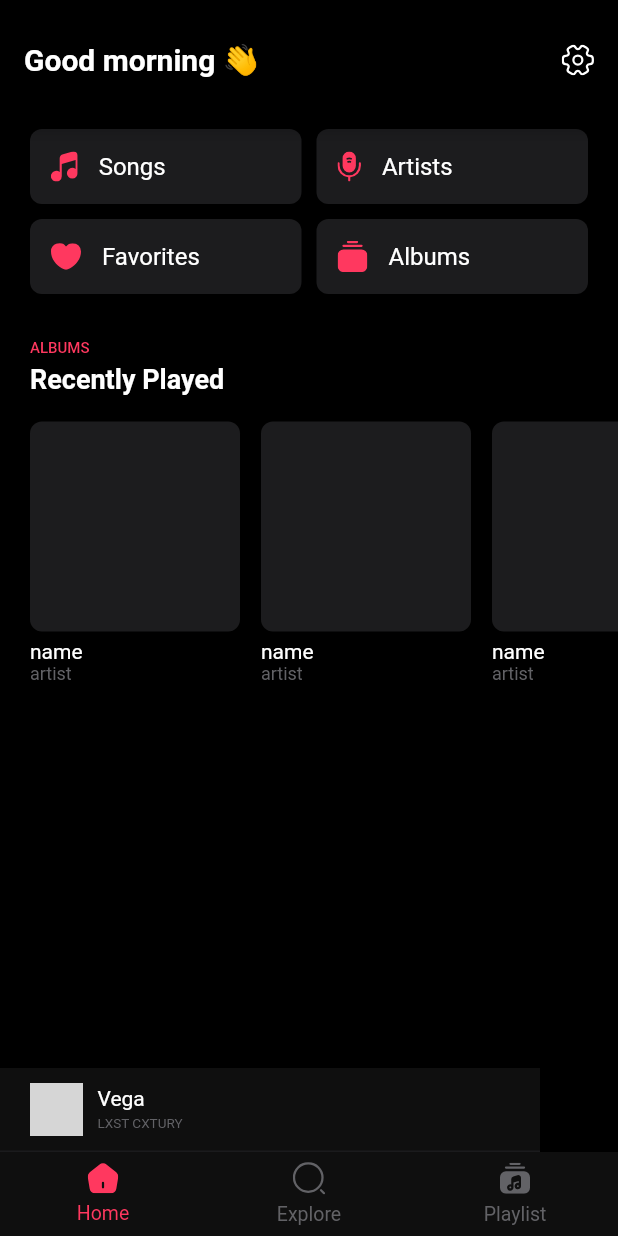
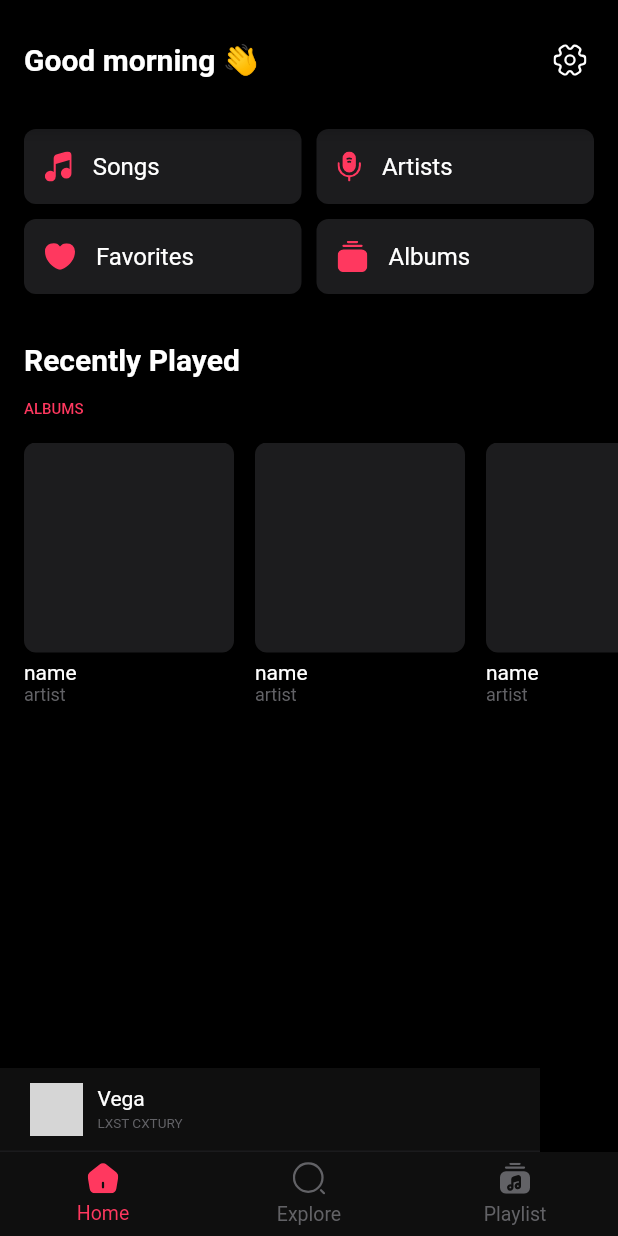
Before and after one commit to gochelias/sonor, a Flutter app: the screen it shows after launch, on a phone screen of 412 x 824 dp. Run offline on Flutter 3.47's test engine with Material 2 defaults, Android fonts, the phone set to English and light mode, and no system bars; our stand-ins replace flutter_svg, go_router; network calls fail; grey boxes are pictures that could not be loaded.

Commit message:
fix: corrected appbar buttons and layout margin

```diff
--- a/lib/screens/library_screen.dart
+++ b/lib/screens/library_screen.dart
@@ -1,5 +1,5 @@
+import 'package:flutter/cupertino.dart';
 import 'package:flutter/material.dart';
-import 'package:flutter_svg/flutter_svg.dart';
 
 import 'package:sonor/greetings.dart';
 import 'package:sonor/widgets/widgets.dart';
@@ -20,15 +20,14 @@ class LibraryScreen extends StatelessWidget {
               color: Colors.white, fontSize: 20.0, fontWeight: FontWeight.w600),
         ),
         actions: <Widget>[
-          GestureDetector(
-            onTap: (() => print('Tapped')),
-            behavior: HitTestBehavior.opaque,
-            child: Container(
-              padding: const EdgeInsets.symmetric(horizontal: 16.0),
-              child: SvgPicture.asset(
-                'assets/icons/setting_linear.svg',
-                color: Colors.white,
-              ),
+          Container(
+            alignment: Alignment.center,
+            margin: const EdgeInsets.only(
+              right: 16.0,
+            ),
+            child: const SonorIconButton(
+              icon: 'assets/icons/setting_linear.svg',
+              color: Colors.white,
             ),
           ),
         ],
@@ -39,7 +38,19 @@ class LibraryScreen extends StatelessWidget {
           crossAxisAlignment: CrossAxisAlignment.start,
           children: const <Widget>[
             TabsSection(),
-            SizedBox(height: 30.0),
+            SizedBox(height: 32.0),
+            Padding(
+              padding: EdgeInsets.symmetric(horizontal: 16.0),
+              child: Text(
+                'Recently Played',
+                style: TextStyle(
+                  color: Colors.white,
+                  fontSize: 20.0,
+                  fontWeight: FontWeight.w600,
+                ),
+              ),
+            ),
+            SizedBox(height: 16.0),
             RecentAlbumsSection(),
           ],
         ),
--- a/lib/widgets/album_widget.dart
+++ b/lib/widgets/album_widget.dart
@@ -21,7 +21,6 @@ class Album extends StatelessWidget {
           Container(
             width: 140.0,
             height: 140.0,
-            margin: const EdgeInsets.only(top: 10.0),
             decoration: BoxDecoration(
               color: const Color(0xFF1c1c1e),
               borderRadius: BorderRadius.circular(8.0),
--- /dev/null
+++ b/lib/widgets/icon_button_widget.dart
@@ -0,0 +1,35 @@
+import 'package:flutter/cupertino.dart';
+import 'package:flutter/material.dart';
+import 'package:flutter_svg/flutter_svg.dart';
+
+class SonorIconButton extends StatelessWidget {
+  const SonorIconButton({
+    super.key,
+    this.onTap,
+    required this.icon,
+    this.color,
+  });
+
+  final void Function()? onTap;
+  final String icon;
+  final Color? color;
+
+  @override
+  Widget build(BuildContext context) {
+    return GestureDetector(
+      onTap: onTap,
+      behavior: HitTestBehavior.opaque,
+      child: Container(
+        width: 32.0,
+        height: 32.0,
+        alignment: Alignment.center,
+        child: SvgPicture.asset(
+          icon,
+          color: color,
+          height: 22.0,
+          width: 22.0,
+        ),
+      ),
+    );
+  }
+}
--- a/lib/widgets/recent_albums_section_widget.dart
+++ b/lib/widgets/recent_albums_section_widget.dart
@@ -11,12 +11,9 @@ class RecentAlbumsSection extends StatelessWidget {
       child: Column(
         crossAxisAlignment: CrossAxisAlignment.start,
         children: <Widget>[
-          Container(
-            margin: const EdgeInsets.only(left: 20.0),
-            child: Column(
-              crossAxisAlignment: CrossAxisAlignment.start,
-              children: <Widget>[
-                Text(
+          Padding(
+            padding: const EdgeInsets.symmetric(horizontal: 16.0),
+            child: Text(
               'Albums'.toUpperCase(),
               style: const TextStyle(
                 color: Color(0xFFff385f),
@@ -24,27 +21,14 @@ class RecentAlbumsSection extends StatelessWidget {
                 fontWeight: FontWeight.w500,
               ),
             ),
-                const SizedBox(
-                  height: 4.0,
           ),
-                const Text(
-                  'Recently Played',
-                  style: TextStyle(
-                    color: Colors.white,
-                    fontSize: 18.0,
-                    fontWeight: FontWeight.w600,
-                  ),
-                ),
-              ],
-            ),
-          ),
-          const SizedBox(height: 8.0),
+          const SizedBox(height: 16.0),
           SizedBox(
             height: 190.0,
             child: GridView.builder(
               scrollDirection: Axis.horizontal,
               itemCount: 5,
-              padding: const EdgeInsets.symmetric(horizontal: 20.0),
+              padding: const EdgeInsets.symmetric(horizontal: 16.0),
               physics: const BouncingScrollPhysics(),
               gridDelegate: const SliverGridDelegateWithFixedCrossAxisCount(
                 crossAxisCount: 1,
--- a/lib/widgets/tabs_section_widget.dart
+++ b/lib/widgets/tabs_section_widget.dart
@@ -31,7 +31,7 @@ class TabsSection extends StatelessWidget {
     ];
 
     return Container(
-      margin: const EdgeInsets.symmetric(horizontal: 20.0),
+      margin: const EdgeInsets.symmetric(horizontal: 16.0),
       height: 110.0,
       child: GridView.builder(
         itemCount: 4,
--- a/lib/widgets/widgets.dart
+++ b/lib/widgets/widgets.dart
@@ -5,3 +5,4 @@ export 'package:sonor/widgets/song/song_widget.dart';
 export 'package:sonor/widgets/album_widget.dart';
 export 'package:sonor/widgets/recent_albums_section_widget.dart';
 export 'package:sonor/widgets/tabs_section_widget.dart';
+export 'package:sonor/widgets/icon_button_widget.dart';
```
Lines whose indentation alone changed are shown as unchanged.
